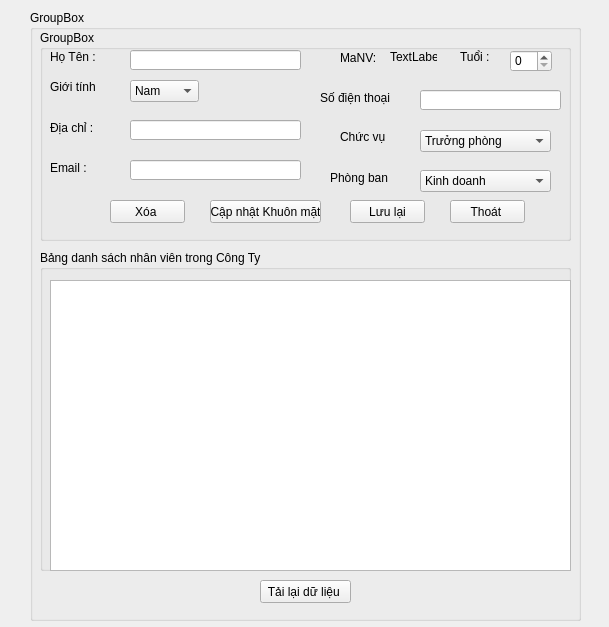
Before: the Qt Designer form Gui/ChinhSuaThongTin.ui in NguyenCuong1411060036/NhanDienKhuonMat, drawn with Qt 5.
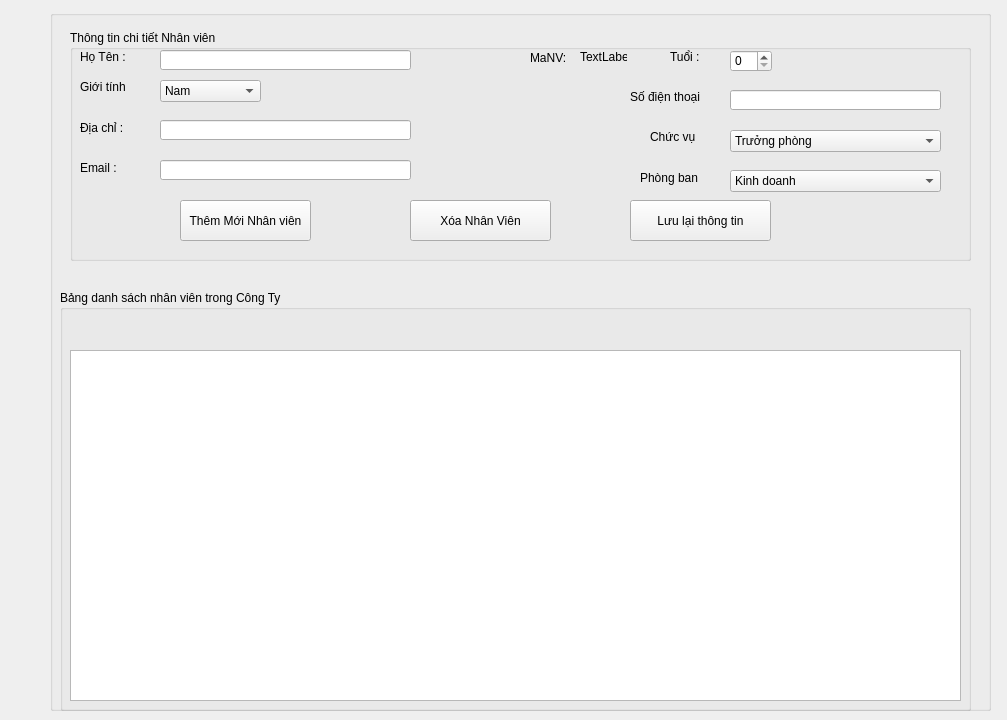
After: the same form once the commit is applied.

Patch:
```diff
--- a/Gui/ChinhSuaThongTin.ui
+++ b/Gui/ChinhSuaThongTin.ui
@@ -6,8 +6,8 @@
    <rect>
     <x>0</x>
     <y>0</y>
-    <width>609</width>
-    <height>627</height>
+    <width>1007</width>
+    <height>720</height>
    </rect>
   </property>
   <property name="windowTitle">
@@ -16,26 +16,32 @@
   <widget class="QGroupBox" name="groupChucNang">
    <property name="geometry">
     <rect>
-     <x>30</x>
+     <x>50</x>
      <y>10</y>
-     <width>551</width>
-     <height>611</height>
+     <width>941</width>
+     <height>701</height>
     </rect>
    </property>
    <property name="title">
-    <string>GroupBox</string>
+    <string/>
    </property>
    <widget class="QGroupBox" name="groupBox_2">
     <property name="geometry">
      <rect>
-      <x>10</x>
+      <x>20</x>
       <y>20</y>
-      <width>531</width>
-      <height>211</height>
+      <width>901</width>
+      <height>231</height>
      </rect>
     </property>
+    <property name="maximumSize">
+     <size>
+      <width>16777</width>
+      <height>16777</height>
+     </size>
+    </property>
     <property name="title">
-     <string>GroupBox</string>
+     <string>Thông tin chi tiết Nhân viên</string>
     </property>
     <widget class="QLabel" name="label">
      <property name="geometry">
@@ -55,7 +61,7 @@
       <rect>
        <x>90</x>
        <y>20</y>
-       <width>171</width>
+       <width>251</width>
        <height>20</height>
       </rect>
      </property>
@@ -63,7 +69,7 @@
     <widget class="QSpinBox" name="txtTuoi">
      <property name="geometry">
       <rect>
-       <x>470</x>
+       <x>660</x>
        <y>20</y>
        <width>42</width>
        <height>22</height>
@@ -73,7 +79,7 @@
     <widget class="QLabel" name="label_2">
      <property name="geometry">
       <rect>
-       <x>420</x>
+       <x>600</x>
        <y>20</y>
        <width>47</width>
        <height>13</height>
@@ -88,7 +94,7 @@
       <rect>
        <x>90</x>
        <y>50</y>
-       <width>69</width>
+       <width>101</width>
        <height>22</height>
       </rect>
      </property>
@@ -119,10 +125,10 @@
     <widget class="QLabel" name="label_4">
      <property name="geometry">
       <rect>
-       <x>280</x>
+       <x>560</x>
        <y>60</y>
-       <width>71</width>
-       <height>16</height>
+       <width>72</width>
+       <height>13</height>
       </rect>
      </property>
      <property name="text">
@@ -132,9 +138,9 @@
     <widget class="QLineEdit" name="txtSoDienThoai">
      <property name="geometry">
       <rect>
-       <x>380</x>
+       <x>660</x>
        <y>60</y>
-       <width>141</width>
+       <width>211</width>
        <height>20</height>
       </rect>
      </property>
@@ -157,7 +163,7 @@
       <rect>
        <x>90</x>
        <y>90</y>
-       <width>171</width>
+       <width>251</width>
        <height>20</height>
       </rect>
      </property>
@@ -180,7 +186,7 @@
       <rect>
        <x>90</x>
        <y>130</y>
-       <width>171</width>
+       <width>251</width>
        <height>20</height>
       </rect>
      </property>
@@ -188,7 +194,7 @@
     <widget class="QLabel" name="label_7">
      <property name="geometry">
       <rect>
-       <x>300</x>
+       <x>580</x>
        <y>100</y>
        <width>47</width>
        <height>13</height>
@@ -201,9 +207,9 @@
     <widget class="QComboBox" name="txtChucVu">
      <property name="geometry">
       <rect>
-       <x>380</x>
+       <x>660</x>
        <y>100</y>
-       <width>131</width>
+       <width>211</width>
        <height>22</height>
       </rect>
      </property>
@@ -226,7 +232,7 @@
     <widget class="QLabel" name="label_8">
      <property name="geometry">
       <rect>
-       <x>290</x>
+       <x>570</x>
        <y>140</y>
        <width>61</width>
        <height>16</height>
@@ -239,9 +245,9 @@
     <widget class="QComboBox" name="txtKinhDoanh">
      <property name="geometry">
       <rect>
-       <x>380</x>
+       <x>660</x>
        <y>140</y>
-       <width>131</width>
+       <width>211</width>
        <height>22</height>
       </rect>
      </property>
@@ -269,59 +275,33 @@
     <widget class="QPushButton" name="btnXoa">
      <property name="geometry">
       <rect>
-       <x>70</x>
+       <x>110</x>
        <y>170</y>
-       <width>75</width>
-       <height>23</height>
+       <width>131</width>
+       <height>41</height>
       </rect>
      </property>
      <property name="text">
-      <string>Xóa </string>
-     </property>
-    </widget>
-    <widget class="QPushButton" name="btnCapNhatKhuonMat">
-     <property name="geometry">
-      <rect>
-       <x>170</x>
-       <y>170</y>
-       <width>111</width>
-       <height>23</height>
-      </rect>
-     </property>
-     <property name="text">
-      <string>Cập nhật Khuôn mặt</string>
-     </property>
-    </widget>
-    <widget class="QPushButton" name="btnThoat">
-     <property name="geometry">
-      <rect>
-       <x>410</x>
-       <y>170</y>
-       <width>75</width>
-       <height>23</height>
-      </rect>
-     </property>
-     <property name="text">
-      <string>Thoát </string>
+      <string>Thêm Mới Nhân viên</string>
      </property>
     </widget>
     <widget class="QPushButton" name="btnLuuLai">
      <property name="geometry">
       <rect>
-       <x>310</x>
+       <x>560</x>
        <y>170</y>
-       <width>75</width>
-       <height>23</height>
+       <width>141</width>
+       <height>41</height>
       </rect>
      </property>
      <property name="text">
-      <string>Lưu lại</string>
+      <string>Lưu lại thông tin</string>
      </property>
     </widget>
     <widget class="QLabel" name="label_9">
      <property name="geometry">
       <rect>
-       <x>300</x>
+       <x>460</x>
        <y>20</y>
        <width>41</width>
        <height>16</height>
@@ -334,7 +314,7 @@
     <widget class="QLabel" name="LbID">
      <property name="geometry">
       <rect>
-       <x>350</x>
+       <x>510</x>
        <y>20</y>
        <width>47</width>
        <height>13</height>
@@ -344,14 +324,27 @@
       <string>TextLabel</string>
      </property>
     </widget>
+    <widget class="QPushButton" name="btnXoa_2">
+     <property name="geometry">
+      <rect>
+       <x>340</x>
+       <y>170</y>
+       <width>141</width>
+       <height>41</height>
+      </rect>
+     </property>
+     <property name="text">
+      <string>Xóa Nhân Viên</string>
+     </property>
+    </widget>
    </widget>
    <widget class="QGroupBox" name="DanhsachNhanVien">
     <property name="geometry">
      <rect>
       <x>10</x>
-      <y>240</y>
-      <width>531</width>
-      <height>321</height>
+      <y>280</y>
+      <width>911</width>
+      <height>421</height>
      </rect>
     </property>
     <property name="title">
@@ -361,26 +354,16 @@
      <property name="geometry">
       <rect>
        <x>10</x>
-       <y>30</y>
-       <width>521</width>
-       <height>291</height>
+       <y>60</y>
+       <width>891</width>
+       <height>351</height>
       </rect>
      </property>
+     <property name="layoutDirection">
+      <enum>Qt::RightToLeft</enum>
+     </property>
     </widget>
    </widget>
-   <widget class="QPushButton" name="pushButton">
-    <property name="geometry">
-     <rect>
-      <x>230</x>
-      <y>570</y>
-      <width>91</width>
-      <height>23</height>
-     </rect>
-    </property>
-    <property name="text">
-     <string>Tải lại dữ liệu </string>
-    </property>
-   </widget>
   </widget>
  </widget>
  <resources/>
```
Left out of the diff: 14 changed lines with no effect on the pictures.
